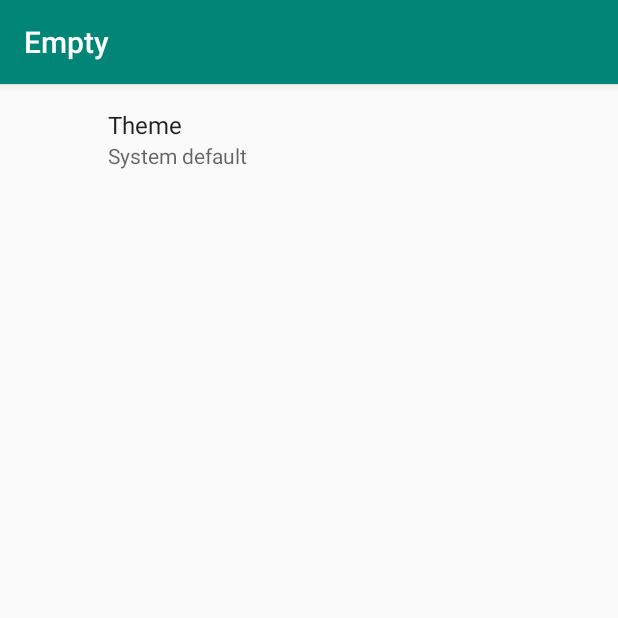
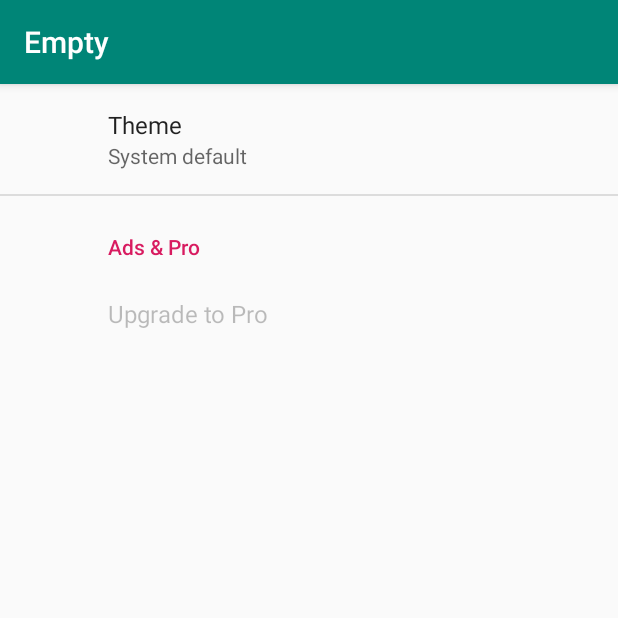
Before and after one commit to richjhart/google_helper, an Android app: the fragment FragmentPreferences shown on its own in the app's theme, on a phone screen of 412 x 824 dp, the top half of it. Run offline under Robolectric (Android 15) with nearby library versions, the phone set to English and light mode, and no system bars; our stand-ins replace AdMob, Firebase (no records; nobody signed in at launch, a user with empty details on screens opened directly), androidx.preference; libraries missing offline, so code that uses them is left out: com.android.billingclient, com.google.ads.consent, com.google.ads.mediation, com.rjhartsoftware.logcatdebug; pictures from the network do not load; 1 statement that could not run was skipped.

Commit message:
Moved more code to library

```diff
--- a/google/build.gradle
+++ b/google/build.gradle
@@ -8,8 +8,8 @@ android {
     defaultConfig {
         minSdkVersion 14
         targetSdkVersion 30
-        versionCode 21
-        versionName "1.3.1"
+        versionCode 22
+        versionName "1.3.2"
         testInstrumentationRunner "androidx.test.runner.AndroidJUnitRunner"
         consumerProguardFiles 'consumer-rules.pro'
     }
--- a/google/src/main/java/com/rjhartsoftware/googlehelper/App.java
+++ b/google/src/main/java/com/rjhartsoftware/googlehelper/App.java
@@ -12,6 +12,7 @@ public class App extends MultiDexApplication {
     public void onCreate() {
         updateTheme();
         super.onCreate();
+        GoogleHelper.init(this, this.getString(R.string.billing_public_key));
         PreferenceManager.getDefaultSharedPreferences(this).registerOnSharedPreferenceChangeListener(mPrefListener);
     }
 
--- a/google/src/main/java/com/rjhartsoftware/googlehelper/FragmentPreferences.java
+++ b/google/src/main/java/com/rjhartsoftware/googlehelper/FragmentPreferences.java
@@ -3,7 +3,12 @@ package com.rjhartsoftware.googlehelper;
 import android.os.Build;
 import android.os.Bundle;
 
+import androidx.preference.Preference;
+import androidx.preference.PreferenceCategory;
 import androidx.preference.PreferenceFragmentCompat;
+
+import java.util.ArrayList;
+import java.util.List;
 
 public class FragmentPreferences extends PreferenceFragmentCompat {
 
@@ -22,7 +27,29 @@ public class FragmentPreferences extends PreferenceFragmentCompat {
                 this.findPreference(getResources().getString(
                         R.string.settings_theme_key)).setVisible(false);
             }
+
+            PreferenceCategory pro_section = this.findPreference(getResources().getString(R.string.settings_key_google));
+            if (pro_section != null) {
+                List<Preference> purchase_prefs = new ArrayList<>();
+                Preference gdpr_pref = null;
+                for (int i = 0; i < pro_section.getPreferenceCount(); i++) {
+                    Preference pref = pro_section.getPreference(i);
+                    if (pref.getKey().equals(getContext().getString(R.string.settings_key_gdpr))) {
+                        gdpr_pref = pref;
+                    } else {
+                        purchase_prefs.add(pref);
+                    }
+                }
+                if (purchase_prefs.size() > 0) {
+                    GoogleHelper.getInstance().registerProSettings(purchase_prefs.toArray(new Preference[] {}), gdpr_pref);
+                }
+            }
         }
     }
 
+    @Override
+    public void onDestroyView() {
+        GoogleHelper.getInstance().unregisterProSettings();
+        super.onDestroyView();
+    }
 }
--- a/google/src/main/res/values/strings_backend.xml
+++ b/google/src/main/res/values/strings_backend.xml
@@ -3,6 +3,10 @@
     <string name="empty" translatable="false" />
 
     <string name="ad_mob_app_id" translatable="false">SET \'ad_mob_app_id\' in resources</string>
+    <string name="billing_public_key" translatable="false">SET \'billing_public_key\' in resources</string>
+
+    <string name="sku_remove_ads" translatable="false" />
+
     <string name="app_name" translatable="false">google</string>
 
     <string name="ads_publisher_id" translatable="false">pub-4750446129557325</string>
--- a/google/src/main/res/values/values.xml
+++ b/google/src/main/res/values/values.xml
@@ -11,4 +11,9 @@
         <item>@string/settings_theme_entry_dark_1</item>
     </string-array>
 
+    <string name="settings_key_google" translatable="false">settings_google</string>
+
+    <bool name="google_auto_setup">false</bool>
+    <string name="settings_key_gdpr" translatable="false">settings_gdpr</string>
+
 </resources>
--- a/google/src/main/res/xml/preferences.xml
+++ b/google/src/main/res/xml/preferences.xml
@@ -10,4 +10,20 @@
         android:summary="%s"
         android:title="@string/settings_theme_title_1"
         />
+
+    <PreferenceCategory
+        android:key="@string/settings_key_google"
+        android:layout="@layout/pref_category"
+        android:title="@string/settings_title_ads_1">
+        <Preference
+            android:enabled="false"
+            android:key="@string/sku_remove_ads"
+            android:layout="@layout/pref_layout"
+            android:title="@string/settings_title_pro_1" />
+        <Preference
+            android:key="@string/settings_key_gdpr"
+            android:layout="@layout/pref_layout"
+            android:title="@string/settings_title_gdpr_1" />
+    </PreferenceCategory>
+
 </resources>
--- /dev/null
+++ b/google/src/main/res/xml/remote_config_defaults.xml
@@ -0,0 +1,4 @@
+<?xml version="1.0" encoding="utf-8"?>
+<defaultsMap>
+
+</defaultsMap>
```
Also changed, not shown: google/src/main/java/com/rjhartsoftware/googlehelper/GoogleHelper.java (+17 -35 lines).
